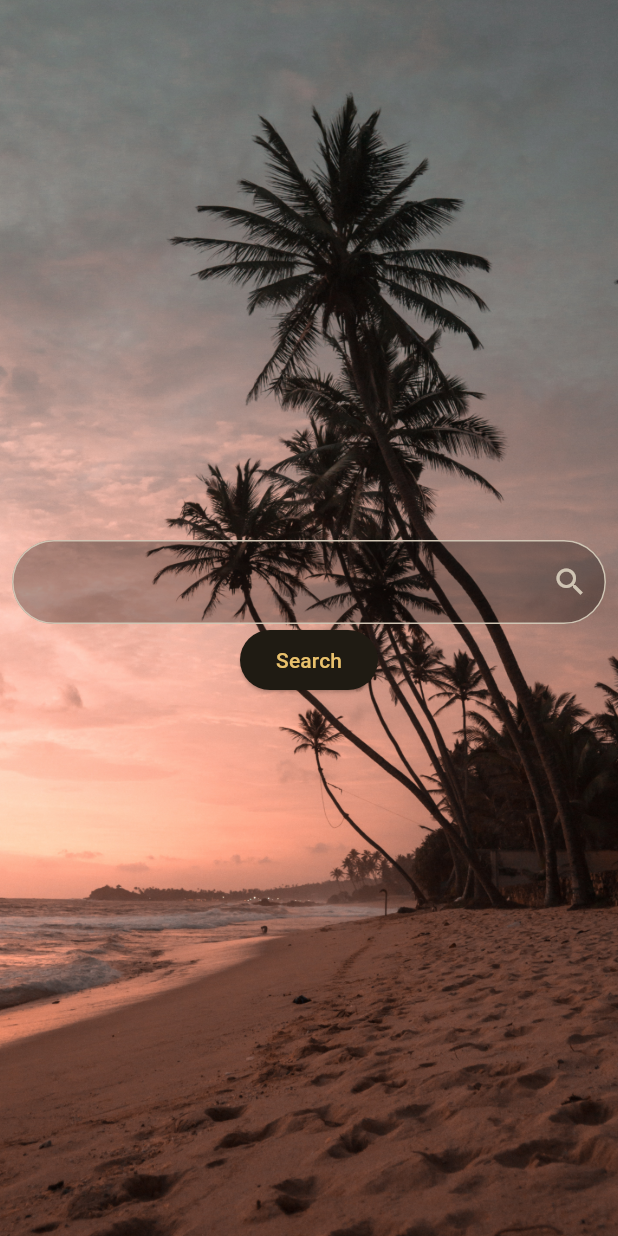
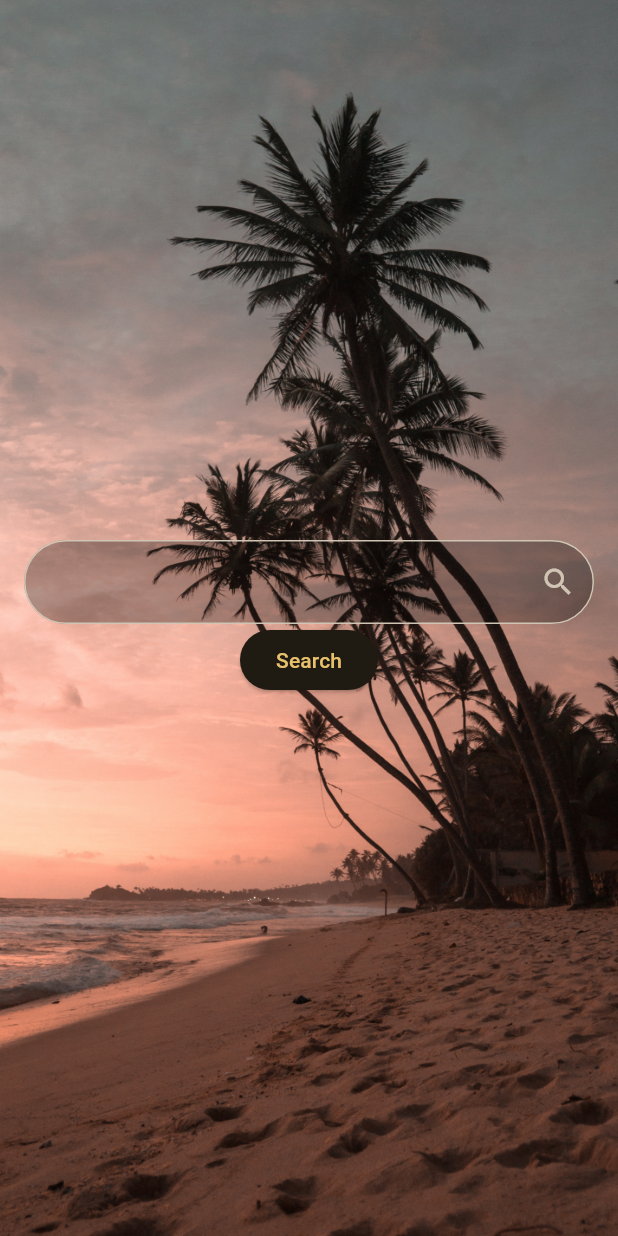
Before and after one commit to siva636/pexels_view, a Flutter app: the screen it shows after launch, on a phone screen of 412 x 824 dp. Run offline on Flutter 3.47's test engine with Material 2 defaults, Android fonts, the phone set to English and light mode, and no system bars; our stand-ins replace adaptive_breakpoints, flutter_dotenv.

Commit message:
Material design gutter added to search page

```diff
--- a/lib/src/search/search.dart
+++ b/lib/src/search/search.dart
@@ -1,8 +1,8 @@
 import 'package:flutter/material.dart';
-import 'package:pexels_view/src/constants/constants.dart';
 import 'package:pexels_view/src/master_view/master_view.dart';
 import 'package:pexels_view/src/models/search_model.dart';
 import 'package:provider/provider.dart';
+import 'package:adaptive_breakpoints/adaptive_breakpoints.dart';
 
 class Search extends StatefulWidget {
   const Search({Key? key}) : super(key: key);
@@ -30,6 +30,8 @@ class _SearchState extends State<Search> {
 
   @override
   Widget build(BuildContext context) {
+    double gutter = getBreakpointEntry(context).gutter;
+
     return Scaffold(
       body: Container(
         decoration: const BoxDecoration(
@@ -38,7 +40,7 @@ class _SearchState extends State<Search> {
             fit: BoxFit.cover,
           ),
         ),
-        padding: const EdgeInsets.all(screenPadding),
+        padding: EdgeInsets.all(gutter),
         child: Center(
           child: Form(
             key: _formKey,
--- a/pubspec.yaml
+++ b/pubspec.yaml
@@ -32,6 +32,7 @@ dependencies:
   http: ^0.13.4
   flutter_dotenv: ^5.0.2
   provider: ^6.0.3
+  adaptive_breakpoints: ^0.1.4
 
   # The following adds the Cupertino Icons font to your application.
   # Use with the CupertinoIcons class for iOS style icons.
```
Also changed, not shown: pubspec.lock.
